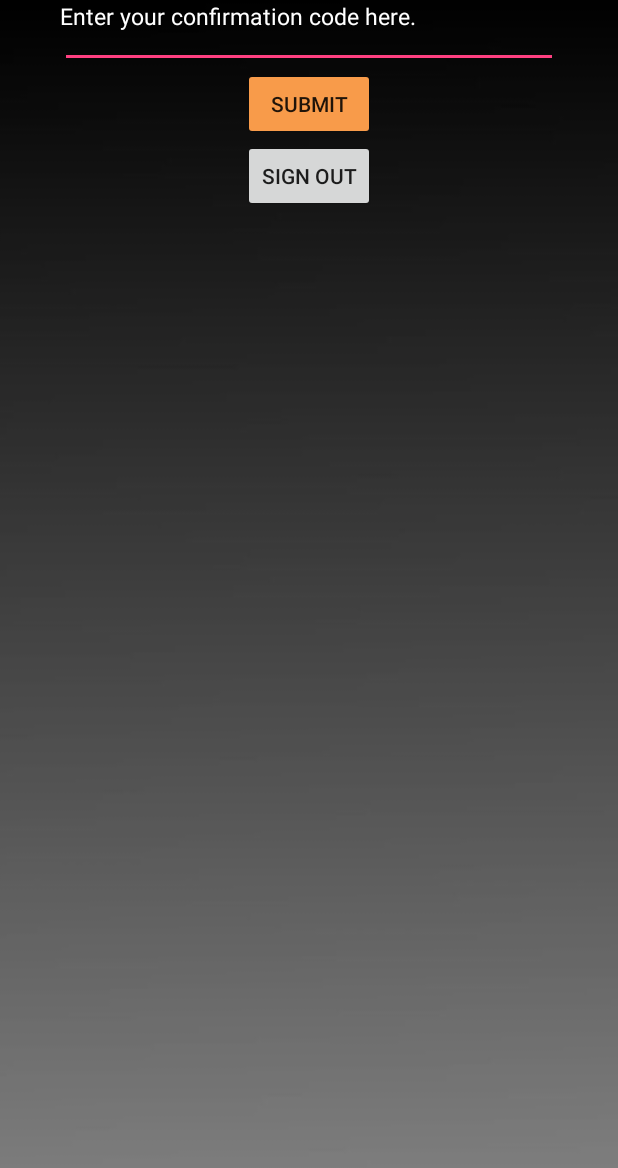
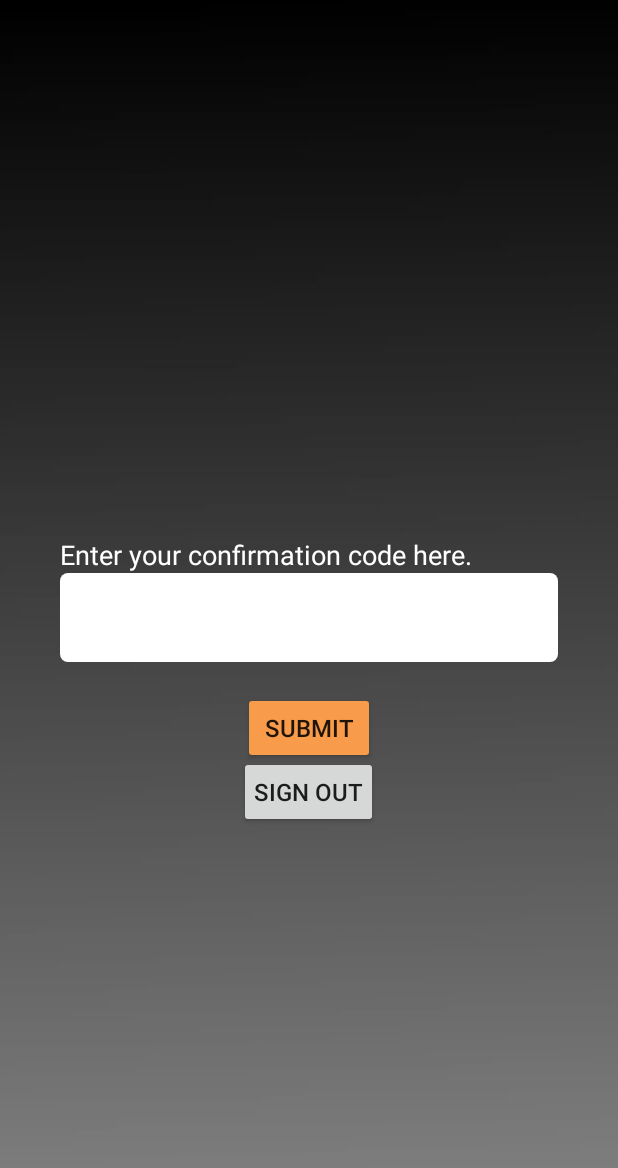
Before and after one commit to ohjay/Floxx, an Android app: the ConfirmationActivity screen opened directly, with no data from a screen before it, on a phone screen of 412 x 824 dp. Shown: the top 1168 px of the screen. Run offline under Robolectric (Android 15) with nearby library versions, the phone set to English and light mode, and no system bars; libraries missing offline, so code that uses them is left out: com.firebase.client.

Commit message:
Fixed conf sign out, reduced length of vcodes, styled confirmation page

```diff
--- a/app/src/main/java/co/floxx/floxx/ConfirmationActivity.java
+++ b/app/src/main/java/co/floxx/floxx/ConfirmationActivity.java
@@ -22,7 +22,7 @@ public class ConfirmationActivity extends AppCompatActivity {
     @Override
     public void onBackPressed() {
         super.onBackPressed();
-        new Firebase("https://floxx.firebaseio.com/").unauth();
+        Intermediary.confToFullscreen = true;
     }
 
     @Override
@@ -46,7 +46,7 @@ public class ConfirmationActivity extends AppCompatActivity {
                     ref.child("status " + uid).setValue("active");
                     startUserPortal(ref, uid, username);
                 } else {
-                    // Log.wtf...
+                    // Log.wtf man...
                     String msg = "Sorry, that wasn't right. Check your email again for the code!";
                     Toast.makeText(ConfirmationActivity.this, msg, Toast.LENGTH_LONG).show();
                 }
--- a/app/src/main/java/co/floxx/floxx/Intermediary.java
+++ b/app/src/main/java/co/floxx/floxx/Intermediary.java
@@ -13,4 +13,6 @@ public class Intermediary {
     public static ArrayList<String> firebaseConfirmed;
     public static String firebaseMeetupId;
     public static boolean firebaseToFullscreen;
+    public static boolean confToFullscreen;
+    public static boolean userPortalToFullscreen;
 }
--- a/app/src/main/java/co/floxx/floxx/RegisterActivity.java
+++ b/app/src/main/java/co/floxx/floxx/RegisterActivity.java
@@ -19,6 +19,9 @@ public class RegisterActivity extends AppCompatActivity {
 
         if (Intermediary.firebaseToFullscreen) {
             Intermediary.firebaseToFullscreen = false;
+            finish();
+        } else if (Intermediary.confToFullscreen) {
+            Intermediary.confToFullscreen = false;
             finish();
         }
     }
--- a/app/src/main/java/co/floxx/floxx/UserPortalActivity.java
+++ b/app/src/main/java/co/floxx/floxx/UserPortalActivity.java
@@ -113,6 +113,7 @@ public class UserPortalActivity extends AppCompatActivity {
         // Log this fool out
         super.onBackPressed();
         new Firebase("https://floxx.firebaseio.com/").unauth();
+        Intermediary.userPortalToFullscreen = true;
     }
 
     @Override
--- a/app/src/main/res/layout/activity_confirmation.xml
+++ b/app/src/main/res/layout/activity_confirmation.xml
@@ -12,24 +12,39 @@
         android:scaleType="centerCrop"
         android:src="@drawable/gradient_ii" />
 
-    <TextView
-        android:layout_width="fill_parent"
-        android:layout_height="wrap_content"
-        android:textSize="15sp"
-        android:id="@+id/conf_label"
-        android:layout_marginStart="40dp"
-        android:layout_marginEnd="40dp"
-        android:textColor="#fff"
-        android:labelFor="@+id/conf_entry"
-        android:text="@string/conf_label" />
-
     <EditText
         android:layout_width="fill_parent"
         android:layout_height="wrap_content"
         android:id="@+id/conf_entry"
         android:layout_marginStart="40dp"
         android:layout_marginEnd="40dp"
-        android:inputType="textCapCharacters" />
+        android:layout_centerVertical="true"
+        android:maxLines="1"
+        android:textSize="36sp"
+        android:inputType="textCapCharacters"
+        android:background="@drawable/textbox"
+        android:layout_centerHorizontal="true"
+        android:textCursorDrawable="@null"
+        android:maxLength="10"
+        android:paddingLeft="10dp"
+        android:paddingRight="10dp"
+        android:paddingTop="5dp"
+        android:paddingBottom="5dp"
+        android:gravity="center"
+        android:textStyle="bold"
+        android:layout_marginBottom="20dp" />
+
+    <TextView
+        android:layout_width="fill_parent"
+        android:layout_height="wrap_content"
+        android:textSize="18sp"
+        android:id="@+id/conf_label"
+        android:layout_marginStart="40dp"
+        android:layout_marginEnd="40dp"
+        android:textColor="#fff"
+        android:labelFor="@+id/conf_entry"
+        android:text="@string/conf_label"
+        android:layout_above="@id/conf_entry" />
 
     <Button
         android:layout_width="wrap_content"
@@ -38,7 +53,12 @@
         android:id="@+id/conf_submit"
         android:backgroundTint="@color/borange"
         android:layout_below="@id/conf_entry"
-        android:layout_centerHorizontal="true" />
+        android:layout_centerHorizontal="true"
+        android:textSize="16sp"
+        android:paddingLeft="10dp"
+        android:paddingRight="10dp"
+        android:paddingTop="5dp"
+        android:paddingBottom="5dp" />
 
     <Button
         android:layout_width="wrap_content"
@@ -46,5 +66,11 @@
         android:text="@string/conf_out"
         android:id="@+id/conf_out"
         android:layout_below="@id/conf_submit"
-        android:layout_centerHorizontal="true" />
+        android:layout_centerHorizontal="true"
+        android:layout_marginTop="-5dip"
+        android:textSize="16sp"
+        android:paddingLeft="10dp"
+        android:paddingRight="10dp"
+        android:paddingTop="5dp"
+        android:paddingBottom="5dp" />
 </RelativeLayout>
```
Also changed, not shown: app/src/main/java/co/floxx/floxx/FirebaseActivity.java (+62 -32 lines), app/src/main/java/co/floxx/floxx/FullscreenActivity.java (+11 -0 lines), 1 other file.
